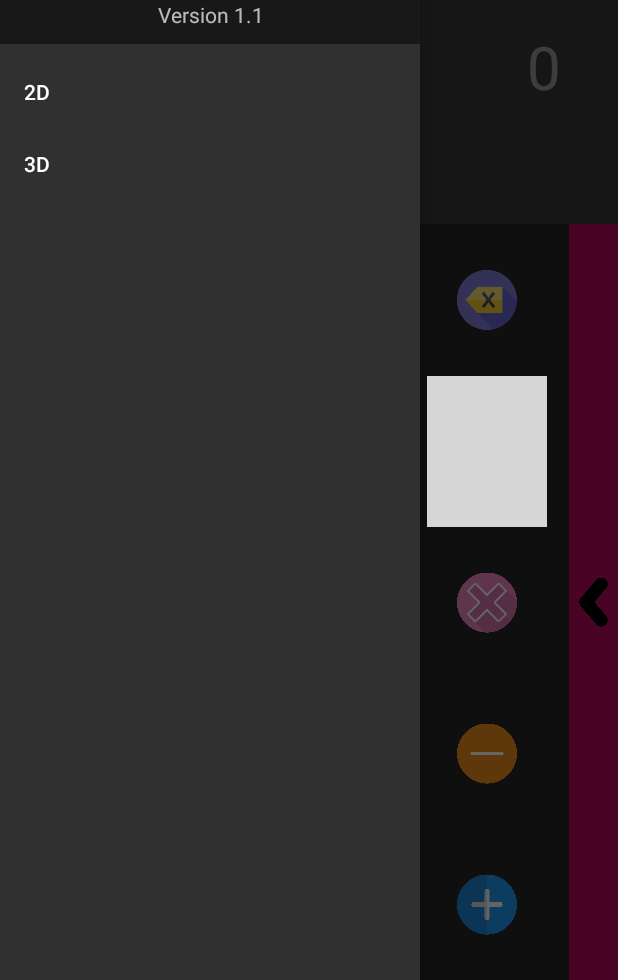
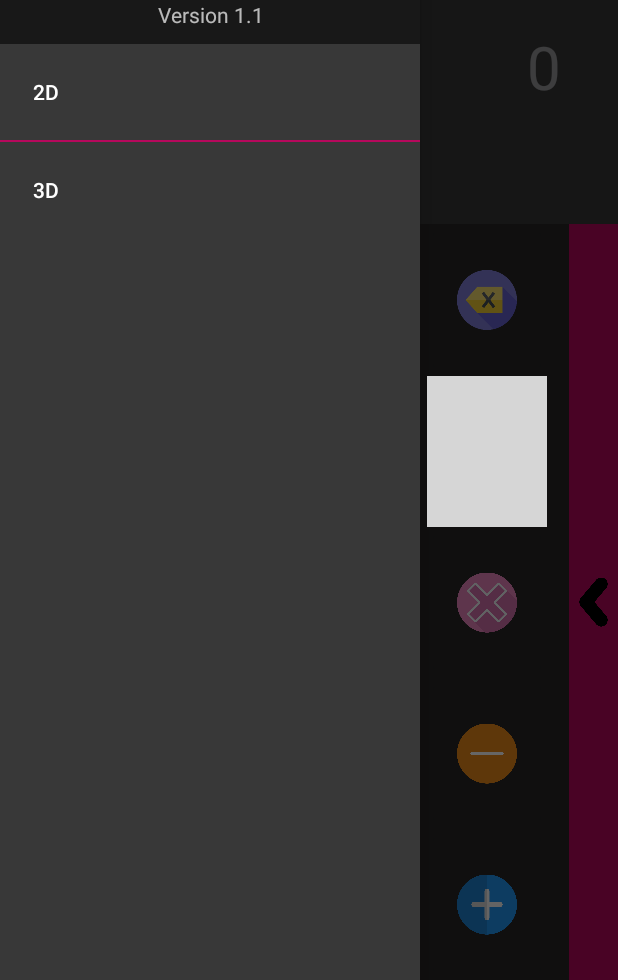
Before and after one commit to DEVAstater02/Multi_Varial_Visualiser, an Android app: the screen it shows after launch (MainActivity), with the side drawer open, on a phone screen of 412 x 824 dp, the part 256-1236 px from its top. Run offline under Robolectric (Android 15) with nearby library versions, the phone set to English and light mode, and no system bars; Roboto replaces fonts that are not available here; grey boxes are pictures that could not be loaded.

Commit message:
Hamburger Menu header added and some minor UI enhancements

```diff
--- a/app/src/main/AndroidManifest.xml
+++ b/app/src/main/AndroidManifest.xml
@@ -5,7 +5,7 @@
 
     <application
         android:allowBackup="true"
-        android:icon="@mipmap/ic_launcher"
+        android:icon="@drawable/app_icon"
         android:label="@string/app_name"
         android:roundIcon="@mipmap/ic_launcher_round"
         android:supportsRtl="true"
--- a/app/src/main/java/com/example/multivarialvisualiser/MainActivity.java
+++ b/app/src/main/java/com/example/multivarialvisualiser/MainActivity.java
@@ -52,6 +52,8 @@ public class MainActivity extends AppCompatActivity implements NavigationView.On
     EditText workingsTV;
     TextView resultsTV;
 
+    ImageView calcDrawView;
+
     @Override
     protected void onCreate(Bundle savedInstanceState) {
         super.onCreate(savedInstanceState);
@@ -67,7 +69,6 @@ public class MainActivity extends AppCompatActivity implements NavigationView.On
         calcDrawerLayout = findViewById(R.id.calc_drawer_layout);
         hamNavView = findViewById(R.id.ham_view);
         calcNavView = findViewById(R.id.calc_view);
-        //scientificCalcView();
 
         //toolbar declaration
         hamNavView.bringToFront();
@@ -81,15 +82,17 @@ public class MainActivity extends AppCompatActivity implements NavigationView.On
         hamDrawerLayout.addDrawerListener(hamToggle);
         hamToggle.syncState();
 
-        //ActionBarDrawerToggle calcToggle = new ActionBarDrawerToggle(this, calcDrawerLayout, toolbar, R.string.calc_drawer_open, R.string.calc_drawer_close);
-        //hamDrawerLayout.addDrawerListener(hamToggle);
-        //calcToggle.syncState();
+        calcDrawView = (ImageView) findViewById(R.id.scientific_calc_button);
+        calcDrawView.setOnClickListener(new View.OnClickListener() {
+            @Override
+            public void onClick(View v) {
+                calcDrawerLayout.openDrawer(GravityCompat.END);
+            }
+        });
 
         //func calls to make the items in the navigation menu clickable
         hamNavView.setNavigationItemSelectedListener(this);
         hamNavView.setCheckedItem(R.id.home);
-
-        //View header = calcNavView.getHeaderView(0);
 
         //Function to disable the scrollbar in the calc navigation view
         disableNavigationViewScrollbars(calcNavView);
@@ -102,16 +105,6 @@ public class MainActivity extends AppCompatActivity implements NavigationView.On
         workingsTV = (EditText) findViewById(R.id.workingsTV);
         resultsTV = (TextView) findViewById(R.id.resultsTV);
     }
-
-    /*private void scientificCalcView(){
-        calcView = (ImageView) findViewById(R.id.scientific_calc_button);
-        calcView.setOnClickListener(new View.OnClickListener() {
-            @Override
-            public void onClick(View v) {
-                calcDrawerLayout.openDrawer(GravityCompat.END);
-            }
-        });
-    }*/
 
     //function to disable the scroll mode in the calc navigation view
     private void disableNavigationViewScrollbars(NavigationView navigationView){
--- a/app/src/main/res/layout/activity_main.xml
+++ b/app/src/main/res/layout/activity_main.xml
@@ -82,7 +82,7 @@
             <com.google.android.material.navigation.NavigationView
                 android:layout_width="wrap_content"
                 android:layout_height="match_parent"
-                android:layout_gravity="right"
+                android:layout_gravity="end"
                 android:id="@+id/calc_view"
                 android:overScrollMode="never"
                 app:headerLayout="@layout/calc_header">
@@ -407,7 +407,8 @@
                         android:adjustViewBounds="true"
                         android:backgroundTint="@color/magenta"
                         android:scaleType="fitCenter"
-                        android:src="@drawable/left_arrowhead" />
+                        android:src="@drawable/left_arrowhead"
+                        android:clickable="true"/>
 
                 </LinearLayout>
 
@@ -423,6 +424,9 @@
         android:layout_gravity="start"
         android:id="@+id/ham_view"
         app:headerLayout="@layout/ham_menu_header"
+        android:theme="@style/Theme.NavigationView"
+        android:background="@color/grey"
+        app:itemTextColor="@color/white"
         app:menu="@menu/main_menu" />
 
 </androidx.drawerlayout.widget.DrawerLayout>
--- a/app/src/main/res/layout/calc_header.xml
+++ b/app/src/main/res/layout/calc_header.xml
@@ -1,7 +1,7 @@
 <?xml version="1.0" encoding="utf-8"?>
 <LinearLayout xmlns:android="http://schemas.android.com/apk/res/android"
     android:layout_width="match_parent"
-    android:layout_height="450dp"
+    android:layout_height="465dp"
     android:background="@color/magenta"
     android:orientation="horizontal"
     android:clickable="true">
--- a/app/src/main/res/layout/ham_menu_header.xml
+++ b/app/src/main/res/layout/ham_menu_header.xml
@@ -14,7 +14,8 @@
         android:layout_width="wrap_content"
         android:layout_height="wrap_content"
         android:layout_weight="0.7"
-        android:src="@drawable/logo_new_pink" />
+        android:src="@drawable/logo_new_pink"
+        android:layout_gravity="center_vertical"/>
 
     <TextView
         android:layout_width="100dp"
--- a/app/src/main/res/menu/main_menu.xml
+++ b/app/src/main/res/menu/main_menu.xml
@@ -2,7 +2,8 @@
 <menu xmlns:android="http://schemas.android.com/apk/res/android"
     xmlns:app="http://schemas.android.com/apk/res-auto">
 
-    <group android:checkableBehavior="single">
+    <group android:checkableBehavior="none"
+        android:id="@+id/group1">
 
         <item
             android:id="@+id/home"
@@ -12,10 +13,13 @@
             android:id="@+id/explicit_2d"
             android:title="2D"/>
 
+    </group>
+
+    <group android:checkableBehavior="none"
+        android:id="@+id/group2">
         <item
             android:id="@+id/explicit_3d"
             android:title="3D"/>
 
     </group>
-
 </menu>
--- a/app/src/main/res/values/themes.xml
+++ b/app/src/main/res/values/themes.xml
@@ -12,5 +12,14 @@
         <!-- Status bar color. -->
         <item name="android:statusBarColor" tools:targetApi="l">?attr/colorPrimaryVariant</item>
         <!-- Customize your theme here. -->
+        <item name="android:listDivider">@color/magenta</item>
+    </style>
+
+    <style name="Theme.NavigationView" parent="Theme.MaterialComponents.Light.NoActionBar">
+        <item name="android:listDivider">@color/magenta</item>
+        <item name="colorOnPrimary">@color/dark_grey</item>
+        <item name="background">@color/dark_grey</item>
+        <item name="backgroundColor">@color/dark_grey</item>
+        <item name="backgroundTint">@color/dark_grey</item>
     </style>
 </resources>
```
Also changed, not shown: app/src/main/res/drawable/app_icon.png (added), app/src/main/res/drawable/chevron.png (deleted).
